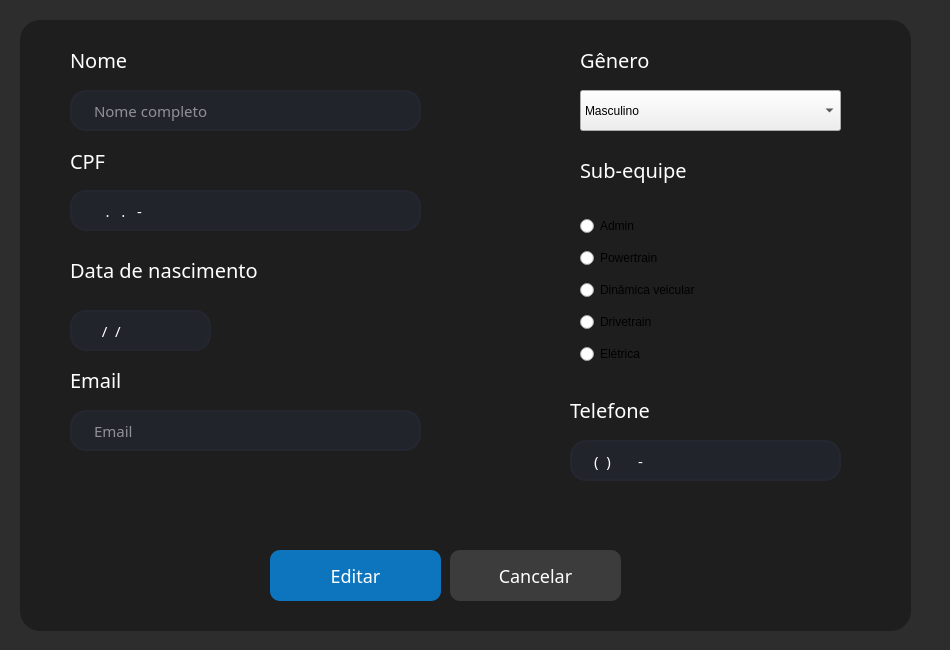
Above: editarJanela.ui from IagoLopes099/Projeto_CRUD_LPI1 before the change. Below: the same form after it.
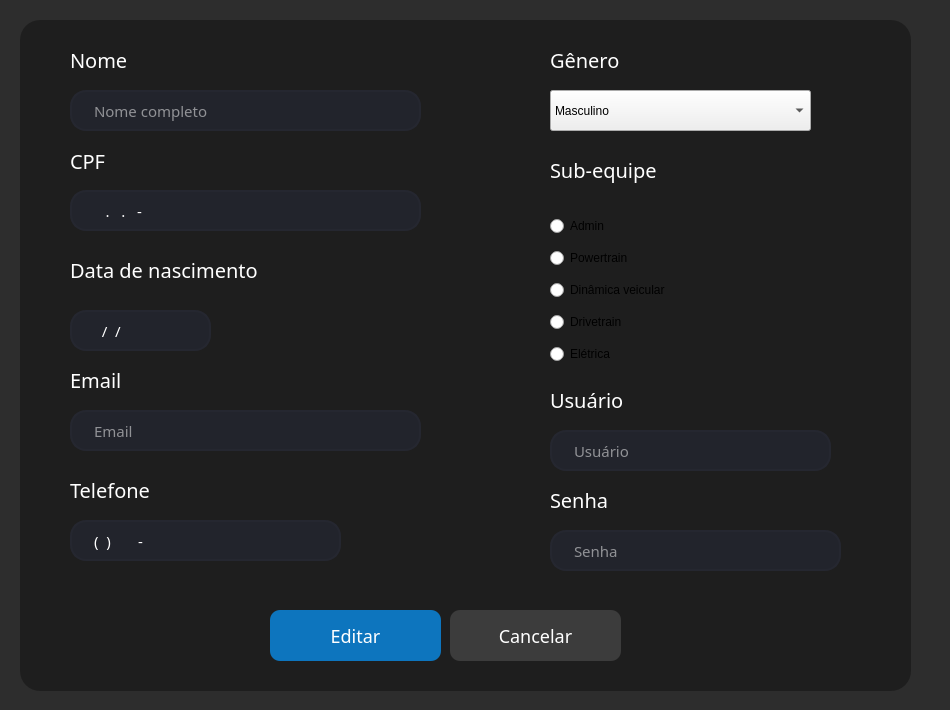
That is the form after the change. Icons and pictures are not drawn.

What changed in the file:
```diff
--- a/editarJanela.ui
+++ b/editarJanela.ui
@@ -7,7 +7,7 @@
     <x>0</x>
     <y>0</y>
     <width>950</width>
-    <height>650</height>
+    <height>710</height>
    </rect>
   </property>
   <property name="sizePolicy">
@@ -19,13 +19,13 @@
   <property name="minimumSize">
    <size>
     <width>950</width>
-    <height>650</height>
+    <height>710</height>
    </size>
   </property>
   <property name="maximumSize">
    <size>
     <width>950</width>
-    <height>650</height>
+    <height>710</height>
    </size>
   </property>
   <property name="windowTitle">
@@ -46,7 +46,7 @@
      <x>20</x>
      <y>20</y>
      <width>891</width>
-     <height>611</height>
+     <height>671</height>
     </rect>
    </property>
    <property name="styleSheet">
@@ -216,7 +216,7 @@
     <property name="geometry">
      <rect>
       <x>250</x>
-      <y>530</y>
+      <y>590</y>
       <width>171</width>
       <height>51</height>
      </rect>
@@ -265,7 +265,7 @@
    <widget class="QComboBox" name="generoEditando">
     <property name="geometry">
      <rect>
-      <x>560</x>
+      <x>530</x>
       <y>70</y>
       <width>261</width>
       <height>41</height>
@@ -290,7 +290,7 @@
    <widget class="QLabel" name="GeneroEditando">
     <property name="geometry">
      <rect>
-      <x>560</x>
+      <x>530</x>
       <y>20</y>
       <width>289</width>
       <height>40</height>
@@ -317,7 +317,7 @@
    <widget class="QLabel" name="SubequipeEditando">
     <property name="geometry">
      <rect>
-      <x>560</x>
+      <x>530</x>
       <y>130</y>
       <width>289</width>
       <height>40</height>
@@ -344,7 +344,7 @@
    <widget class="QWidget" name="layoutWidget">
     <property name="geometry">
      <rect>
-      <x>560</x>
+      <x>530</x>
       <y>190</y>
       <width>241</width>
       <height>160</height>
@@ -392,7 +392,7 @@
     <property name="geometry">
      <rect>
       <x>430</x>
-      <y>530</y>
+      <y>590</y>
       <width>171</width>
       <height>51</height>
      </rect>
@@ -475,8 +475,8 @@
    <widget class="QLineEdit" name="telefoneEdit">
     <property name="geometry">
      <rect>
-      <x>550</x>
-      <y>420</y>
+      <x>50</x>
+      <y>500</y>
       <width>271</width>
       <height>41</height>
      </rect>
@@ -554,8 +554,8 @@
    <widget class="QLabel" name="TelefoneEditando">
     <property name="geometry">
      <rect>
-      <x>550</x>
-      <y>370</y>
+      <x>50</x>
+      <y>450</y>
       <width>289</width>
       <height>40</height>
      </rect>
@@ -630,6 +630,158 @@
      <bool>false</bool>
     </property>
    </widget>
+   <widget class="QLineEdit" name="UsuarioEditLine">
+    <property name="geometry">
+     <rect>
+      <x>530</x>
+      <y>410</y>
+      <width>281</width>
+      <height>41</height>
+     </rect>
+    </property>
+    <property name="font">
+     <font>
+      <family>Open Sans 61</family>
+      <pointsize>11</pointsize>
+     </font>
+    </property>
+    <property name="styleSheet">
+     <string notr="true">QLineEdit{
+	font-family: Open Sans Light;
+	border: 2px solid rgb(37, 39, 48);
+	border-radius: 16px;
+	color: #FFF;
+	padding-left: 20px;
+	padding-right: 20px; 
+	background-color: rgb(34, 36, 44);
+}
+
+QLiteEdit:hover {
+	border: 2px solid rgb(48, 50, 62);
+}
+
+QLiteEdit:focus {
+	border: 2px solid rgb(85, 170, 255);
+	background-color: rgb(43, 45, 56);
+}
+</string>
+    </property>
+    <property name="text">
+     <string/>
+    </property>
+    <property name="maxLength">
+     <number>200</number>
+    </property>
+    <property name="placeholderText">
+     <string>Usuário</string>
+    </property>
+    <property name="clearButtonEnabled">
+     <bool>false</bool>
+    </property>
+   </widget>
+   <widget class="QLabel" name="UsuarioEditando">
+    <property name="geometry">
+     <rect>
+      <x>530</x>
+      <y>360</y>
+      <width>289</width>
+      <height>40</height>
+     </rect>
+    </property>
+    <property name="layoutDirection">
+     <enum>Qt::LayoutDirection::LeftToRight</enum>
+    </property>
+    <property name="styleSheet">
+     <string notr="true">QLabel{
+	font-family: Open Sans Light;
+	font-size: 20px;
+	color: #FFF;
+	
+}</string>
+    </property>
+    <property name="text">
+     <string>Usuário</string>
+    </property>
+    <property name="alignment">
+     <set>Qt::AlignmentFlag::AlignJustify|Qt::AlignmentFlag::AlignVCenter</set>
+    </property>
+   </widget>
+   <widget class="QLineEdit" name="SenhaEditLine">
+    <property name="geometry">
+     <rect>
+      <x>530</x>
+      <y>510</y>
+      <width>291</width>
+      <height>41</height>
+     </rect>
+    </property>
+    <property name="font">
+     <font>
+      <family>Open Sans 61</family>
+      <pointsize>11</pointsize>
+     </font>
+    </property>
+    <property name="styleSheet">
+     <string notr="true">QLineEdit{
+	font-family: Open Sans Light;
+	border: 2px solid rgb(37, 39, 48);
+	border-radius: 16px;
+	color: #FFF;
+	padding-left: 20px;
+	padding-right: 20px; 
+	background-color: rgb(34, 36, 44);
+}
+
+QLiteEdit:hover {
+	border: 2px solid rgb(48, 50, 62);
+}
+
+QLiteEdit:focus {
+	border: 2px solid rgb(85, 170, 255);
+	background-color: rgb(43, 45, 56);
+}
+</string>
+    </property>
+    <property name="text">
+     <string/>
+    </property>
+    <property name="maxLength">
+     <number>200</number>
+    </property>
+    <property name="placeholderText">
+     <string>Senha</string>
+    </property>
+    <property name="clearButtonEnabled">
+     <bool>false</bool>
+    </property>
+   </widget>
+   <widget class="QLabel" name="SenhaEditando">
+    <property name="geometry">
+     <rect>
+      <x>530</x>
+      <y>460</y>
+      <width>289</width>
+      <height>40</height>
+     </rect>
+    </property>
+    <property name="layoutDirection">
+     <enum>Qt::LayoutDirection::LeftToRight</enum>
+    </property>
+    <property name="styleSheet">
+     <string notr="true">QLabel{
+	font-family: Open Sans Light;
+	font-size: 20px;
+	color: #FFF;
+	
+}</string>
+    </property>
+    <property name="text">
+     <string>Senha</string>
+    </property>
+    <property name="alignment">
+     <set>Qt::AlignmentFlag::AlignJustify|Qt::AlignmentFlag::AlignVCenter</set>
+    </property>
+   </widget>
   </widget>
  </widget>
  <resources>
```
